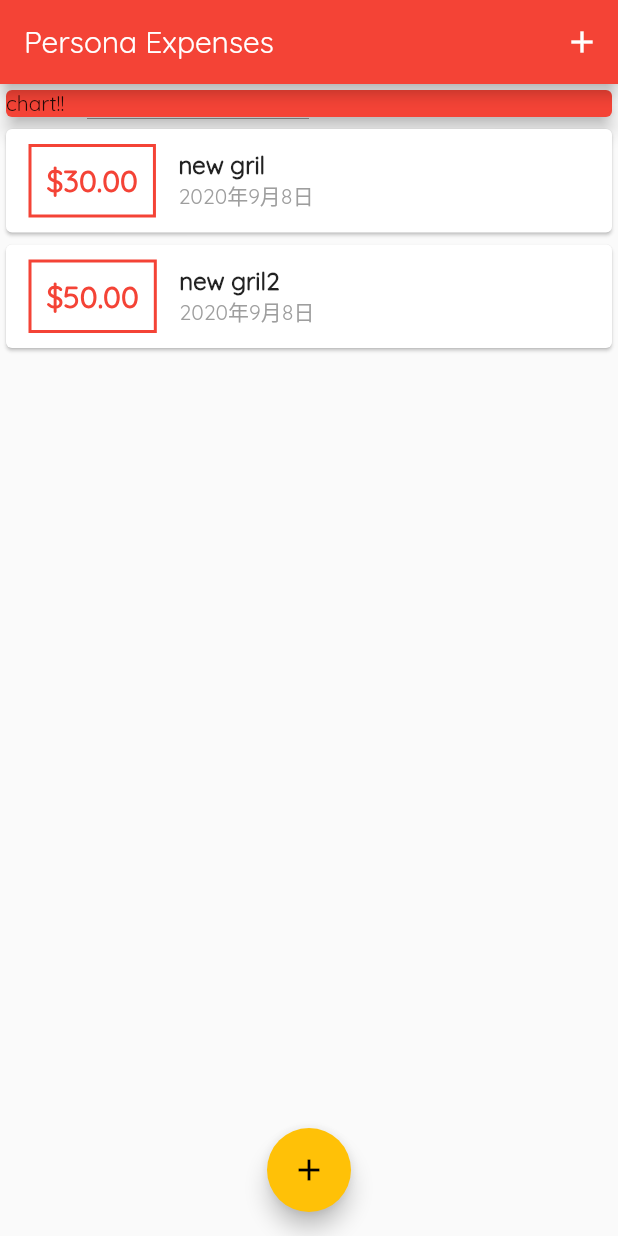
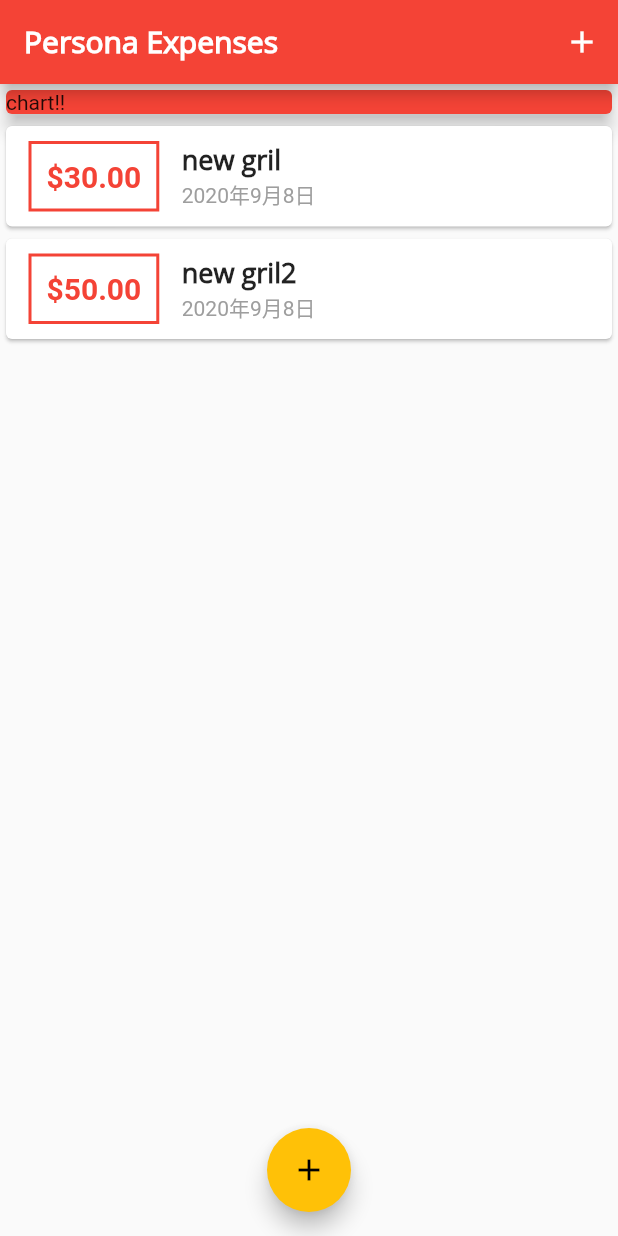
Before and after one commit to gentixyann/first_-flutter, a Flutter app: the screen it shows after launch, on a phone screen of 412 x 824 dp. Run offline on Flutter 3.47's test engine with Material 2 defaults, Android fonts, the phone set to English and light mode, and no system bars.

Commit message:
font styleをグローバルに設定

```diff
--- a/lib/main.dart
+++ b/lib/main.dart
@@ -1,3 +1,5 @@
+import 'dart:ui';
+
 import 'package:flutter/material.dart';
 import 'package:intl/date_symbol_data_local.dart';
 import 'package:personal/widgets/new_transaction.dart';
@@ -16,7 +18,18 @@ class MyApp extends StatelessWidget {
       theme: ThemeData(
           primarySwatch: Colors.red,
           accentColor: Colors.amber,
-          fontFamily: 'Quicksand'),
+          fontFamily: 'Quicksand',
+          textTheme: ThemeData.light().textTheme.copyWith(
+              headline6: TextStyle(
+                  fontFamily: 'OpenSans',
+                  fontSize: 18,
+                  fontWeight: FontWeight.bold)),
+          appBarTheme: AppBarTheme(
+              textTheme: ThemeData.light().textTheme.copyWith(
+                  headline6: TextStyle(
+                      fontFamily: 'OpenSans',
+                      fontSize: 20,
+                      fontWeight: FontWeight.bold)))),
       home: MyHomePage(),
     );
   }
--- a/lib/widgets/transaction_list.dart
+++ b/lib/widgets/transaction_list.dart
@@ -33,11 +33,8 @@ class TransactionList extends StatelessWidget {
                 Column(
                   crossAxisAlignment: CrossAxisAlignment.start,
                   children: <Widget>[
-                    Text(
-                      transactions[index].title,
-                      style:
-                          TextStyle(fontSize: 16, fontWeight: FontWeight.bold),
-                    ),
+                    Text(transactions[index].title,
+                        style: Theme.of(context).textTheme.headline6),
                     Text(
                       DateFormat.yMMMd('ja').format(transactions[index].date),
                       style: TextStyle(color: Colors.grey),
--- a/pubspec.yaml
+++ b/pubspec.yaml
@@ -67,7 +67,7 @@ flutter:
         - asset: assets/fonts/OpenSans-Regular.ttf
         - asset: fonts/OpenSans-Bold.ttf
           weight: 700
-     - family: Quicksand
+    - family: Quicksand
       fonts:
         - asset: assets/fonts/Quicksand-Regular.ttf
         - asset: fonts/Quicksand-Bold.ttf
```
